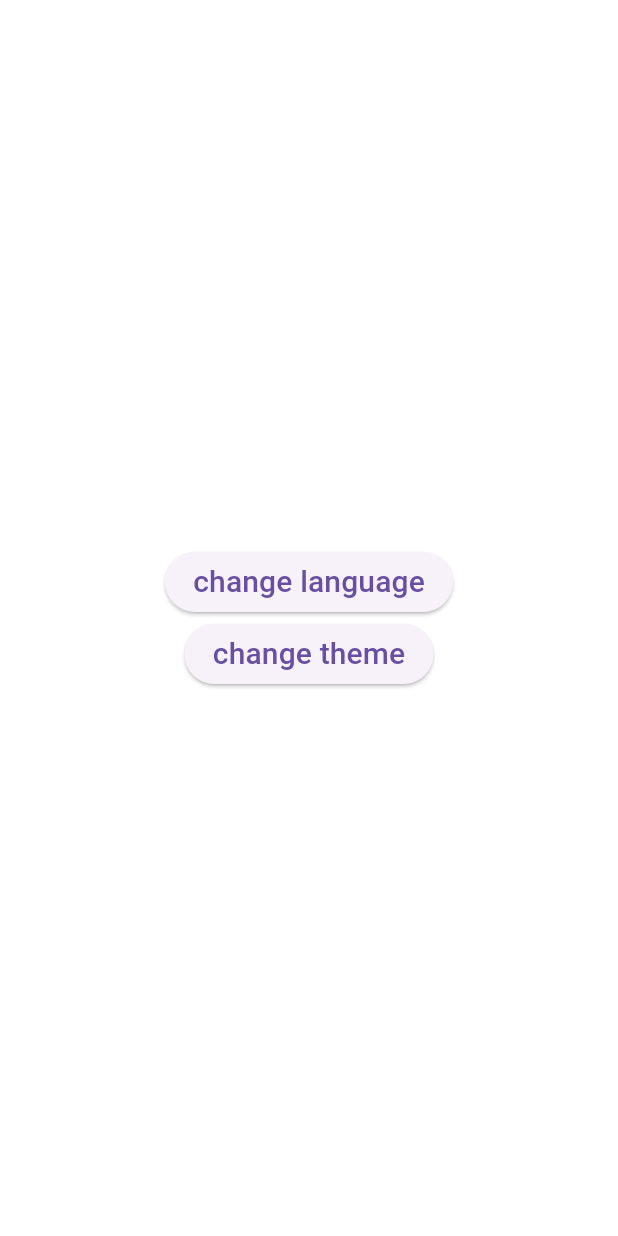
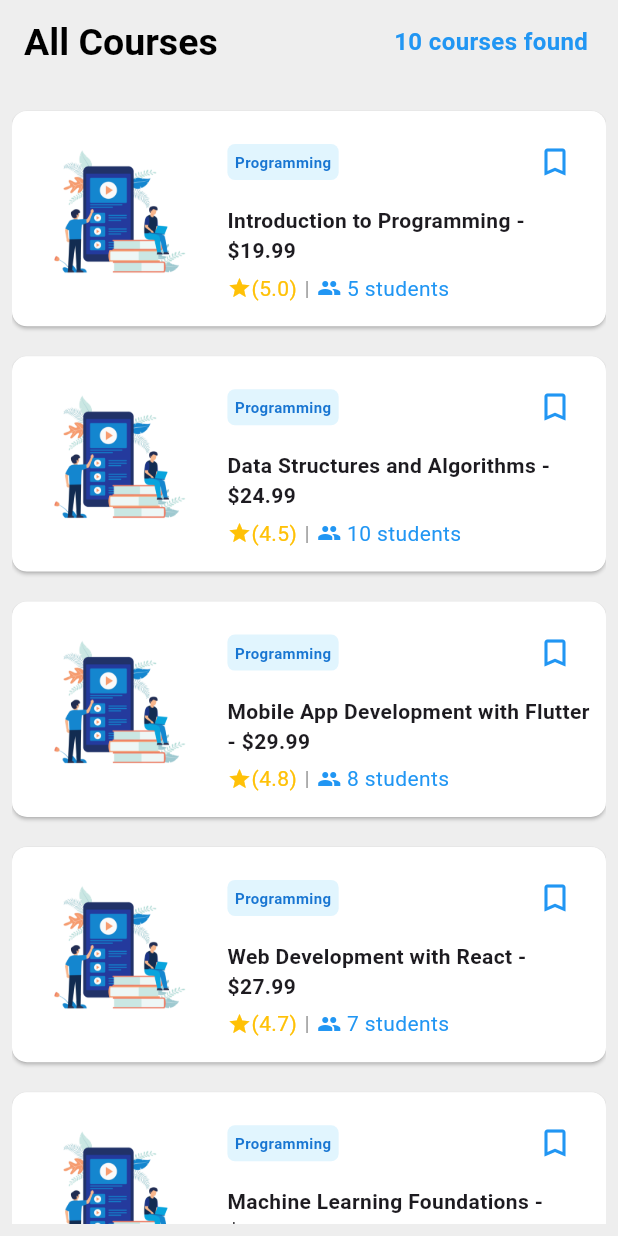
Before and after one commit to mohammedezz20/E_Learnning_App, a Flutter app: the screen it shows after launch, on a phone screen of 412 x 824 dp. Run offline on Flutter 3.47's test engine with Material 3 defaults, Android fonts, the phone set to English and light mode, and no system bars; our stand-ins replace awesome_snackbar_content, bloc, equatable, flutter_bloc, get_it, shared_preferences.

Commit message:
https://github.com/EsraaMagedd/E_Learnning_App.git

```diff
--- a/lib/features/Auth/presentation/pages/all_courses.dart
+++ b/lib/features/Auth/presentation/pages/all_courses.dart
@@ -0,0 +1,315 @@
+import 'package:flutter/material.dart';
+import 'course_details.dart';
+
+
+
+final List<Course> courses = [
+  Course(
+    id: 1,
+    name: 'Introduction to Programming',
+    description: 'Learn the fundamentals of programming languages and concepts.',
+    price: 19.99,
+    imageUrl: 'assets/course.png',
+    mentorName: '',
+    mentorTitle: '',
+    mentorImageUrl: '',
+    tools: [],
+    numRatings: 5,
+    rating: 5,
+    reviews: [],
+  ),
+  Course(
+    id: 2,
+    name: 'Data Structures and Algorithms',
+    description: 'Explore data structures and algorithms.',
+    price: 24.99,
+    imageUrl: 'assets/course.png',
+    mentorName: '',
+    mentorTitle: '',
+    mentorImageUrl: '',
+    tools: [],
+    numRatings: 10,
+    rating: 4.5,
+    reviews: [],
+  ),
+  Course(
+    id: 3,
+    name: 'Mobile App Development with Flutter',
+    description: 'Build cross-platform mobile apps with Flutter.',
+    price: 29.99,
+    imageUrl: 'assets/course.png',
+    mentorName: '',
+    mentorTitle: '',
+    mentorImageUrl: '',
+    tools: [],
+    numRatings: 8,
+    rating: 4.8,
+    reviews: [],
+  ),
+  Course(
+    id: 4,
+    name: 'Web Development with React',
+    description: 'Learn modern web development with React.js.',
+    price: 27.99,
+    imageUrl: 'assets/course.png',
+    mentorName: '',
+    mentorTitle: '',
+    mentorImageUrl: '',
+    tools: [],
+    numRatings: 7,
+    rating: 4.7,
+    reviews: [],
+  ),
+  Course(
+    id: 5,
+    name: 'Machine Learning Foundations',
+    description: 'Get started with the basics of machine learning.',
+    price: 34.99,
+    imageUrl: 'assets/course.png',
+    mentorName: '',
+    mentorTitle: '',
+    mentorImageUrl: '',
+    tools: [],
+    numRatings: 12,
+    rating: 4.9,
+    reviews: [],
+  ),
+  Course(
+    id: 6,
+    name: 'Database Management Essentials',
+    description: 'Learn essential concepts of database management.',
+    price: 22.99,
+    imageUrl: 'assets/course.png',
+    mentorName: '',
+    mentorTitle: '',
+    mentorImageUrl: '',
+    tools: [],
+    numRatings: 6,
+    rating: 4.6,
+    reviews: [],
+  ),
+  Course(
+    id: 7,
+    name: 'UI/UX Design Fundamentals',
+    description: 'Master the basics of UI/UX design.',
+    price: 26.99,
+    imageUrl: 'assets/course.png',
+    mentorName: '',
+    mentorTitle: '',
+    mentorImageUrl: '',
+    tools: [],
+    numRatings: 9,
+    rating: 4.7,
+    reviews: [],
+  ),
+  Course(
+    id: 8,
+    name: 'Digital Marketing Strategies',
+    description: 'Learn effective digital marketing strategies.',
+    price: 31.99,
+    imageUrl: 'assets/course.png',
+    mentorName: '',
+    mentorTitle: '',
+    mentorImageUrl: '',
+    tools: [],
+    numRatings: 11,
+    rating: 4.8,
+    reviews: [],
+  ),
+  Course(
+    id: 9,
+    name: 'Cybersecurity Fundamentals',
+    description: 'Understand the basics of cybersecurity.',
+    price: 28.99,
+    imageUrl: 'assets/course.png',
+    mentorName: '',
+    mentorTitle: '',
+    mentorImageUrl: '',
+    tools: [],
+    numRatings: 7,
+    rating: 4.6,
+    reviews: [],
+  ),
+  Course(
+    id: 10,
+    name: 'Business Analytics Essentials',
+    description: 'Learn essential analytics skills for business.',
+    price: 29.99,
+    imageUrl: 'assets/course.png',
+    mentorName: '',
+    mentorTitle: '',
+    mentorImageUrl: '',
+    tools: [],
+    numRatings: 9,
+    rating: 4.7,
+    reviews: [],
+  ),
+];
+
+class AllCourses extends StatelessWidget {
+  @override
+  Widget build(BuildContext context) {
+    return SafeArea(
+      child: Scaffold(
+
+        appBar: AppBar(
+          backgroundColor: Colors.grey[200],
+          elevation: 0,
+          title: Text('All Courses'),
+          actions: <Widget>[
+            Padding(
+              padding: EdgeInsets.only(right: 20.0),
+              child: Text(
+                "${courses.length} courses found",
+                style: TextStyle(fontSize: 16.0,fontWeight:FontWeight.bold,color: Colors.blue),
+              ),
+            ),
+          ],
+        ),
+        body: Container(
+          color: Colors.grey[200],
+          child: Padding(
+            padding: const EdgeInsets.all(8.0),
+            child: ListView.builder(
+                    // shrinkWrap true, prevents the list from taking all the available space
+                    shrinkWrap: true,
+                    itemCount: courses.length,
+                    itemBuilder: (context, index) {
+                      // Pass the corresponding course to each CourseCard
+                      return CourseCard(course: courses[index]);
+                    },
+
+
+            ),
+          ),
+        ),
+      ),
+    );
+  }
+}
+
+class CourseCard extends StatefulWidget {
+  final Course course;
+
+  const CourseCard({required this.course});
+
+  @override
+  _CourseCardState createState() => _CourseCardState();
+}
+
+class _CourseCardState extends State<CourseCard> {
+  bool isSaved = false;
+
+  @override
+  Widget build(BuildContext context) {
+    return InkWell(
+      onTap: () {
+        // navigate to course details page
+        Navigator.push(
+          context,
+          MaterialPageRoute(
+            builder: (context) => CourseDetails(
+              course: widget.course,
+              isSaved: isSaved, // Pass the isSaved property
+              onSaveChanged: (value) {
+                setState(() {
+                  isSaved = value; // Update the isSaved property
+                });
+              },
+            ),
+          ),
+
+        );
+      },
+      child: Card(
+        color: Colors.white,
+        shape: RoundedRectangleBorder(
+          borderRadius: BorderRadius.circular(10.0),
+        ),
+
+        margin: EdgeInsets.symmetric(vertical: 10.0),
+        child: Padding(
+          padding: const EdgeInsets.all(10.0),
+          child: Stack(
+            children: [
+              Row(
+                crossAxisAlignment: CrossAxisAlignment.start,
+                children: [
+                  ClipRRect(
+                    borderRadius: BorderRadius.circular(8.0),
+                    child: Image.asset(
+                      widget.course.imageUrl,
+                      width: MediaQuery.of(context).size.height * 0.15,
+                      fit: BoxFit.cover,
+                    ),
+                  ),
+                  SizedBox(width: 10.0),
+                  Expanded(
+                    child: Column(
+                      crossAxisAlignment: CrossAxisAlignment.start,
+                      children: [
+                        Row(
+                          mainAxisAlignment: MainAxisAlignment.spaceBetween,
+
+                          children: [
+                            Container(
+                              padding: EdgeInsets.all(5.0),
+                              decoration: BoxDecoration(
+                                color: Colors.lightBlue[50],
+                                borderRadius: BorderRadius.circular(5.0),
+                              ),
+                              child: Text(
+                                'Programming', // Replace 'Your Category' with the actual category
+                                style: TextStyle(fontSize: 10.0,fontWeight: FontWeight.bold, color: Colors.blue[700]),
+                              ),
+                            ),
+                            IconButton(
+                              icon: isSaved? Icon(Icons.bookmark):Icon(Icons.bookmark_outline),
+                              color:  Colors.blue , // Change color to blue if isSaved is true
+                              onPressed: () {
+                                setState(() {
+                                  isSaved = !isSaved; // Toggle isSaved when the icon is pressed
+                                });
+                              },
+                            ),
+                          ],
+                        ),
+                        SizedBox(height: 5.0),
+                        Text(
+                          '${widget.course.name} - \$${widget.course.price}', // Display course name and price
+                          style: TextStyle(fontSize: 14.0, fontWeight: FontWeight.bold),
+                        ),
+                        SizedBox(height: 5.0),
+                        Row(
+                          children: [
+                            Icon(Icons.star, size: 16.0, color: Colors.amber),
+                            Text(
+                              '(${widget.course.rating})', // Display course rating
+                              style: TextStyle(fontSize: 14.0, color: Colors.amber),
+                            ),
+                            SizedBox(width: 5.0),
+                            Text(
+                              '|', // Separator
+                              style: TextStyle(fontSize: 14.0, color: Colors.grey),
+                            ),
+                            SizedBox(width: 5.0),
+                            Icon(Icons.people, size: 16.0, color: Colors.blue),
+                            Text(
+                              ' ${widget.course.numRatings} students', // Display number of enrolled students
+                              style: TextStyle(fontSize: 14.0, color: Colors.blue),
+                            ),
+                          ],
+                        ),
+                      ],
+                    ),
+                  ),
+                ],
+              ),
+
+            ],
+          ),
+        ),
+      ),
+    );
+  }
+}
--- a/lib/runapp.dart
+++ b/lib/runapp.dart
@@ -2,6 +2,7 @@ import 'package:e_learning_app/config/themes/theme.dart';
 import 'package:e_learning_app/core/Cubit/langCubit/lang_cubit.dart';
 import 'package:e_learning_app/core/Cubit/themeCubit/theme_cubit.dart';
 import 'package:e_learning_app/core/cach_helper.dart';
+import 'package:e_learning_app/features/Auth/presentation/pages/all_courses.dart';
 import 'package:e_learning_app/generated/l10n.dart';
 import 'package:e_learning_app/main_screen.dart';
 import 'package:flutter/material.dart';
@@ -48,7 +49,7 @@ class MainApp extends StatelessWidget {
                 GlobalCupertinoLocalizations.delegate,
               ],
               supportedLocales: S.delegate.supportedLocales,
-                home: MyWidget()
+                home: AllCourses()
               );
             },
           );
--- a/pubspec.yaml
+++ b/pubspec.yaml
@@ -18,7 +18,7 @@ dependencies:
   get_it: ^7.6.8
   shared_preferences: ^2.2.2
   flutter_localizations:
-        sdk: flutter
+    sdk: flutter
 
 dev_dependencies:
   flutter_test:
@@ -27,5 +27,7 @@ dev_dependencies:
 
 flutter:
   uses-material-design: true
+  assets:
+    - assets/
 flutter_intl:
   enabled: true
```
Also changed, not shown: lib/features/Auth/presentation/pages/course_details.dart (+275 -0 lines), assets/course.png (added), assets/mentor-image.jpg (added).
